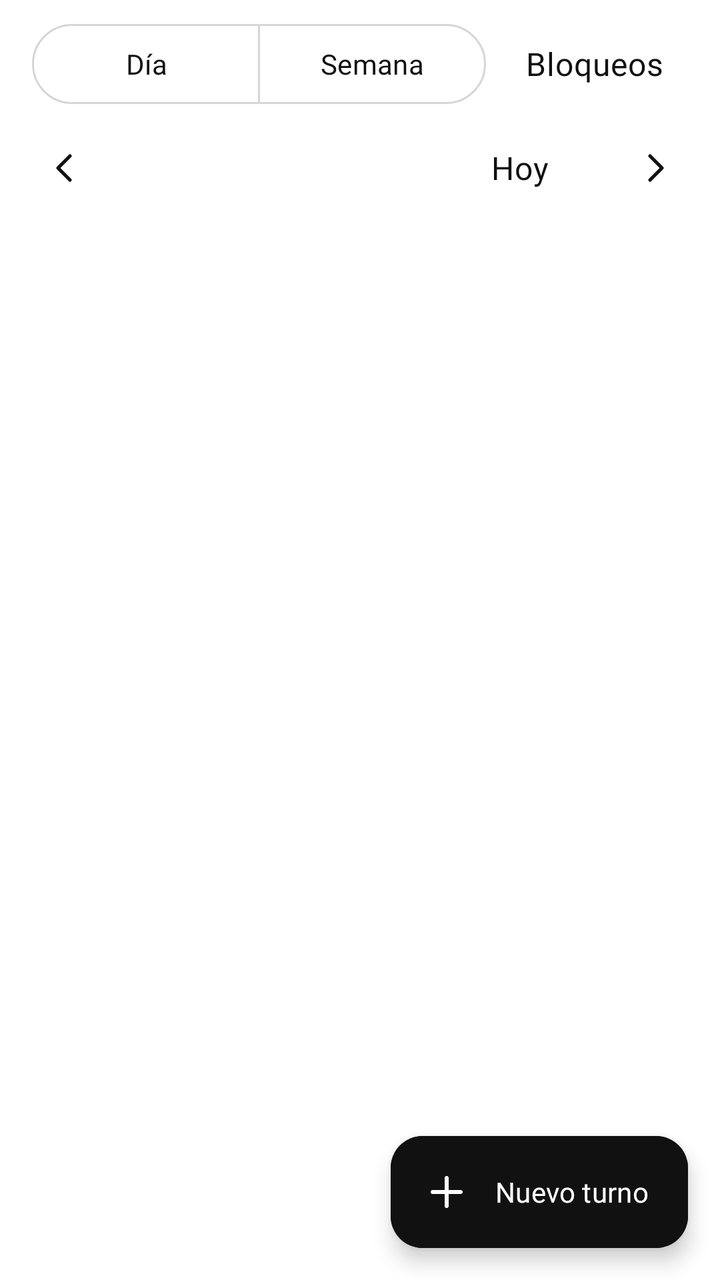
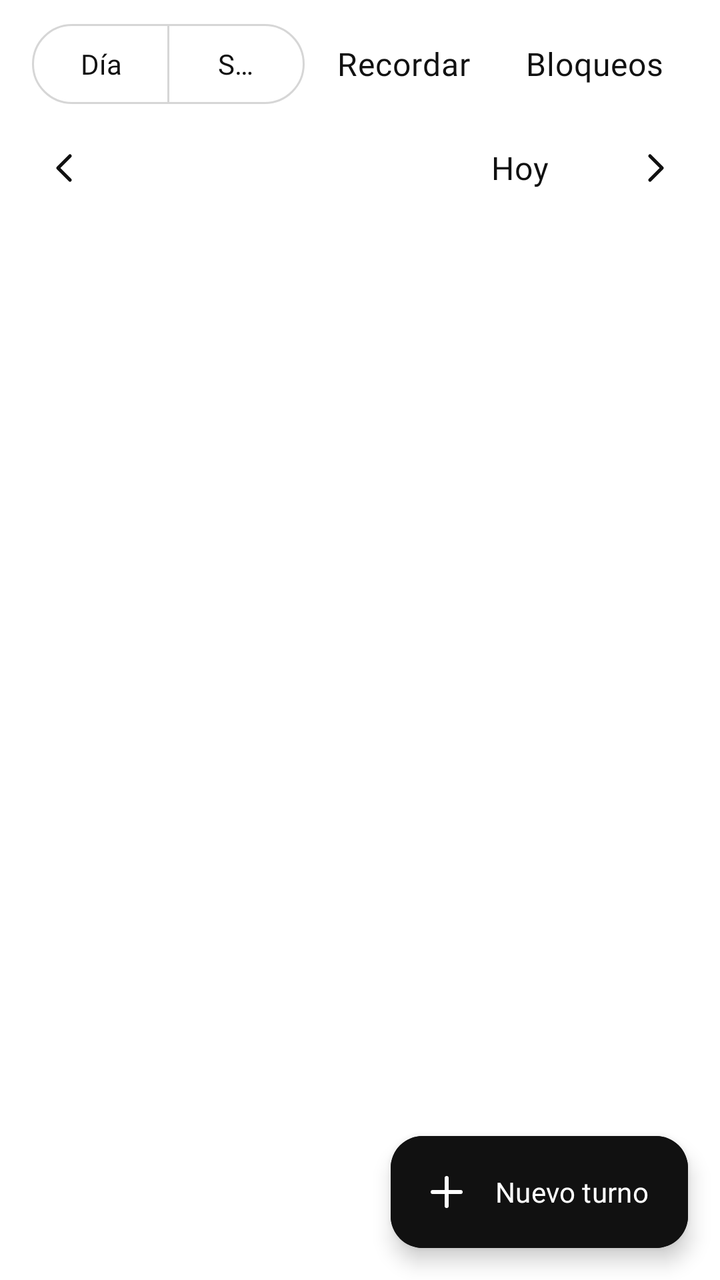

Before-and-after screenshots of an Android layout around one commit, followed by the original layout XML and the change that was made.
<!-- AndroidManifest.xml: application theme Theme.Metanoia -->
<!-- res/layout/fragment_agenda.xml -->
<?xml version="1.0" encoding="utf-8"?>
<androidx.coordinatorlayout.widget.CoordinatorLayout xmlns:android="http://schemas.android.com/apk/res/android"
    xmlns:app="http://schemas.android.com/apk/res-auto"
    android:layout_width="match_parent"
    android:layout_height="match_parent">

    <LinearLayout
        android:layout_width="match_parent"
        android:layout_height="match_parent"
        android:orientation="vertical">

        <LinearLayout
            android:layout_width="match_parent"
            android:layout_height="wrap_content"
            android:gravity="center_vertical"
            android:orientation="horizontal"
            android:paddingHorizontal="@dimen/screen_margin"
            android:paddingTop="@dimen/space_s">

            <com.google.android.material.button.MaterialButtonToggleGroup
                android:id="@+id/agendaViewModeGroup"
                android:layout_width="0dp"
                android:layout_height="wrap_content"
                android:layout_weight="1"
                app:selectionRequired="true"
                app:singleSelection="true">

                <com.google.android.material.button.MaterialButton
                    android:id="@+id/btnAgendaModeDay"
                    style="@style/Widget.Material3.Button.OutlinedButton"
                    android:layout_width="0dp"
                    android:layout_height="wrap_content"
                    android:layout_weight="1"
                    android:minHeight="@dimen/touch_target_min"
                    android:text="@string/agenda_mode_day" />

                <com.google.android.material.button.MaterialButton
                    android:id="@+id/btnAgendaModeWeek"
                    style="@style/Widget.Material3.Button.OutlinedButton"
                    android:layout_width="0dp"
                    android:layout_height="wrap_content"
                    android:layout_weight="1"
                    android:minHeight="@dimen/touch_target_min"
                    android:text="@string/agenda_mode_week" />
            </com.google.android.material.button.MaterialButtonToggleGroup>

            <com.google.android.material.button.MaterialButton
                android:id="@+id/btnAgendaBlocks"
                style="@style/Widget.Metanoia.Button.Text"
                android:layout_width="wrap_content"
                android:layout_height="wrap_content"
                android:layout_marginStart="@dimen/space_s"
                android:text="@string/agenda_blocks_button" />
        </LinearLayout>

        <LinearLayout
            android:layout_width="match_parent"
            android:layout_height="wrap_content"
            android:gravity="center_vertical"
            android:orientation="horizontal"
            android:paddingHorizontal="@dimen/space_s"
            android:paddingTop="@dimen/space_xs">

            <ImageButton
                android:id="@+id/btnAgendaPrevDate"
                android:layout_width="@dimen/touch_target_min"
                android:layout_height="@dimen/touch_target_min"
                android:background="?attr/selectableItemBackgroundBorderless"
                android:contentDescription="@string/agenda_prev_day"
                android:src="@drawable/ic_chevron_left"
                app:tint="?attr/colorOnSurface" />

            <TextView
                android:id="@+id/agendaDateLabel"
                android:layout_width="0dp"
                android:layout_height="wrap_content"
                android:layout_weight="1"
                android:gravity="center"
                android:textAppearance="@style/TextAppearance.Metanoia.Subtitle"
                android:textColor="?attr/colorOnSurface" />

            <com.google.android.material.button.MaterialButton
                android:id="@+id/btnAgendaToday"
                style="@style/Widget.Metanoia.Button.Text"
                android:layout_width="wrap_content"
                android:layout_height="wrap_content"
                android:text="@string/agenda_today" />

            <ImageButton
                android:id="@+id/btnAgendaNextDate"
                android:layout_width="@dimen/touch_target_min"
                android:layout_height="@dimen/touch_target_min"
                android:background="?attr/selectableItemBackgroundBorderless"
                android:contentDescription="@string/agenda_next_day"
                android:src="@drawable/ic_chevron_right"
                app:tint="?attr/colorOnSurface" />
        </LinearLayout>

        <HorizontalScrollView
            android:layout_width="match_parent"
            android:layout_height="wrap_content"
            android:clipToPadding="false"
            android:paddingHorizontal="@dimen/screen_margin"
            android:scrollbars="none">

            <com.google.android.material.chip.ChipGroup
                android:id="@+id/agendaProfessionalFilterGroup"
                android:layout_width="wrap_content"
                android:layout_height="wrap_content"
                app:selectionRequired="true"
                app:singleLine="true"
                app:singleSelection="true" />
        </HorizontalScrollView>

        <com.metanoia.app.ui.common.AlertBanner
            android:id="@+id/agendaBackupBanner"
            android:layout_width="match_parent"
            android:layout_height="wrap_content"
            android:layout_marginHorizontal="@dimen/screen_margin"
            android:layout_marginTop="@dimen/space_xs"
            android:visibility="gone" />

        <FrameLayout
            android:layout_width="match_parent"
            android:layout_height="0dp"
            android:layout_weight="1">

            <androidx.recyclerview.widget.RecyclerView
                android:id="@+id/agendaRecycler"
                android:layout_width="match_parent"
                android:layout_height="match_parent"
                android:clipToPadding="false"
                android:paddingTop="@dimen/space_xs"
                android:paddingBottom="@dimen/space_xxl" />

            <com.metanoia.app.ui.common.EmptyStateView
                android:id="@+id/agendaEmptyState"
                android:layout_width="match_parent"
                android:layout_height="match_parent"
                android:visibility="gone"
                app:emptyMessage="@string/empty_agenda_title" />
        </FrameLayout>
    </LinearLayout>

    <com.google.android.material.floatingactionbutton.ExtendedFloatingActionButton
        android:id="@+id/fabNewAppointment"
        android:layout_width="wrap_content"
        android:layout_height="wrap_content"
        android:layout_gravity="bottom|end"
        android:layout_margin="@dimen/screen_margin"
        android:backgroundTint="?attr/colorPrimary"
        android:text="@string/agenda_new_appointment_fab"
        android:textColor="?attr/colorOnPrimary"
        app:icon="@drawable/ic_add"
        app:iconTint="?attr/colorOnPrimary" />
</androidx.coordinatorlayout.widget.CoordinatorLayout>
<!-- resources referenced by this layout -->
<resources>
  <dimen name="screen_margin">16dp</dimen>
  <dimen name="space_s">8dp</dimen>
  <dimen name="space_xs">4dp</dimen>
  <dimen name="space_xxl">48dp</dimen>
  <dimen name="touch_target_min">48dp</dimen>
  <!-- drawable ic_add (drawable) -->
  <vector xmlns:android="http://schemas.android.com/apk/res/android"
      android:width="24dp"
      android:height="24dp"
      android:viewportWidth="24"
      android:viewportHeight="24">
      <path
          android:fillColor="@android:color/transparent"
          android:pathData="M12,5 V19 M5,12 H19"
          android:strokeWidth="2"
          android:strokeColor="#FF000000"
          android:strokeLineCap="round"
          android:strokeLineJoin="round" />
  </vector>
  <string name="agenda_blocks_button">Bloqueos</string>
  <string name="agenda_mode_day">Día</string>
  <string name="agenda_mode_week">Semana</string>
  <string name="agenda_new_appointment_fab">Nuevo turno</string>
  <string name="agenda_next_day">Día siguiente</string>
  <string name="agenda_prev_day">Día anterior</string>
  <string name="agenda_today">Hoy</string>
  <string name="empty_agenda_title">Todavía no hay turnos cargados para hoy.</string>
  <style name="TextAppearance.Metanoia.Subtitle" parent="TextAppearance.Material3.TitleMedium">
          <item name="fontFamily">@font/montserrat_semibold</item>
          <item name="android:fontFamily">@font/montserrat_semibold</item>
          <item name="android:textSize">16sp</item>
      </style>
  <style name="Widget.Metanoia.Button.Text" parent="Widget.Material3.Button.TextButton">
          <item name="android:textColor">?attr/colorPrimary</item>
          <item name="android:textAppearance">@style/TextAppearance.Metanoia.Button</item>
          <item name="android:minHeight">@dimen/touch_target_min</item>
      </style>
  <style name="TextAppearance.Metanoia.Button" parent="TextAppearance.Material3.LabelLarge">
          <item name="fontFamily">@font/montserrat_semibold</item>
          <item name="android:fontFamily">@font/montserrat_semibold</item>
          <item name="android:textSize">16sp</item>
          <item name="android:letterSpacing">0.02</item>
      </style>
  <color name="ink">#111111</color>
  <color name="white">#FFFFFF</color>
  <color name="accent_light">#8C2F39</color>
  <color name="on_accent_light">#FFFFFF</color>
  <color name="accent_container_light">#F3E3E5</color>
  <color name="gray50">#F5F5F5</color>
  <color name="gray200">#D6D6D6</color>
  <color name="gray100">#EBEBEB</color>
  <color name="gray600">#616161</color>
  <style name="TextAppearance.Metanoia.Body" parent="TextAppearance.Material3.BodyLarge">
          <item name="fontFamily">@font/inter_regular</item>
          <item name="android:fontFamily">@font/inter_regular</item>
          <item name="android:textSize">16sp</item>
      </style>
  <style name="TextAppearance.Metanoia.BodySmall" parent="TextAppearance.Material3.BodyMedium">
          <item name="fontFamily">@font/inter_regular</item>
          <item name="android:fontFamily">@font/inter_regular</item>
          <item name="android:textSize">14sp</item>
      </style>
  <style name="TextAppearance.Metanoia.Caption" parent="TextAppearance.Material3.BodySmall">
          <item name="fontFamily">@font/inter_regular</item>
          <item name="android:fontFamily">@font/inter_regular</item>
          <item name="android:textSize">12sp</item>
      </style>
  <style name="TextAppearance.Metanoia.Label" parent="TextAppearance.Material3.LabelLarge">
          <item name="fontFamily">@font/inter_medium</item>
          <item name="android:fontFamily">@font/inter_medium</item>
          <item name="android:textSize">14sp</item>
      </style>
  <!-- unchanged entries left out for length: 3 -->
</resources>

<!-- the commit's change to res/layout/fragment_agenda.xml (unified diff, before → after) -->
@@ -45,11 +45,19 @@
             </com.google.android.material.button.MaterialButtonToggleGroup>
 
             <com.google.android.material.button.MaterialButton
+                android:id="@+id/btnAgendaReminders"
+                style="@style/Widget.Metanoia.Button.Text"
+                android:layout_width="wrap_content"
+                android:layout_height="wrap_content"
+                android:layout_marginStart="@dimen/space_xs"
+                android:text="@string/agenda_reminders_button" />
+
+            <com.google.android.material.button.MaterialButton
                 android:id="@+id/btnAgendaBlocks"
                 style="@style/Widget.Metanoia.Button.Text"
                 android:layout_width="wrap_content"
                 android:layout_height="wrap_content"
-                android:layout_marginStart="@dimen/space_s"
+                android:layout_marginStart="@dimen/space_xs"
                 android:text="@string/agenda_blocks_button" />
         </LinearLayout>
 
<!-- resource entries referenced after the edit -->
@@ -25,6 +25,7 @@
   <string name="agenda_new_appointment_fab">Nuevo turno</string>
   <string name="agenda_next_day">Día siguiente</string>
   <string name="agenda_prev_day">Día anterior</string>
+  <string name="agenda_reminders_button">Recordar</string>
   <string name="agenda_today">Hoy</string>
   <string name="empty_agenda_title">Todavía no hay turnos cargados para hoy.</string>
   <style name="TextAppearance.Metanoia.Subtitle" parent="TextAppearance.Material3.TitleMedium">
